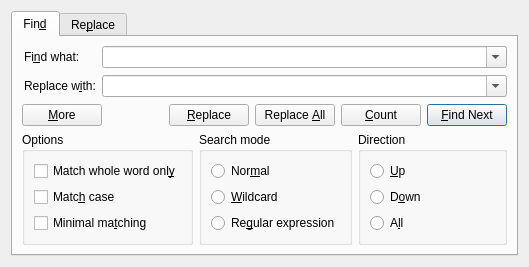
Before: the Qt Designer form src/Sigil/Form_Files/FindReplace.ui in wsw621012/siweiwangsword-sigil, drawn with Qt 5.
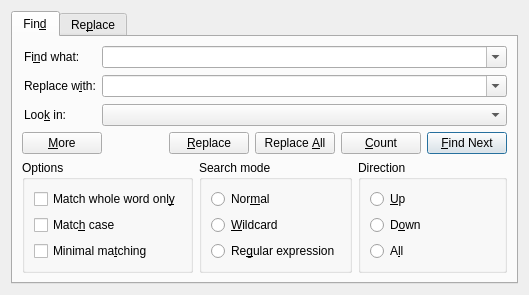
After: the same form once the commit is applied.

```diff
--- a/src/Sigil/Form_Files/FindReplace.ui
+++ b/src/Sigil/Form_Files/FindReplace.ui
@@ -7,7 +7,7 @@
     <x>0</x>
     <y>0</y>
     <width>529</width>
-    <height>295</height>
+    <height>332</height>
    </rect>
   </property>
   <property name="sizePolicy">
@@ -129,6 +129,19 @@
               </property>
              </widget>
             </item>
+            <item row="2" column="0">
+             <widget class="QLabel" name="lbLookIn">
+              <property name="text">
+               <string>Loo&amp;k in:</string>
+              </property>
+              <property name="buddy">
+               <cstring>cbLookWhere</cstring>
+              </property>
+             </widget>
+            </item>
+            <item row="2" column="1">
+             <widget class="QComboBox" name="cbLookWhere"/>
+            </item>
            </layout>
           </item>
           <item>
```
